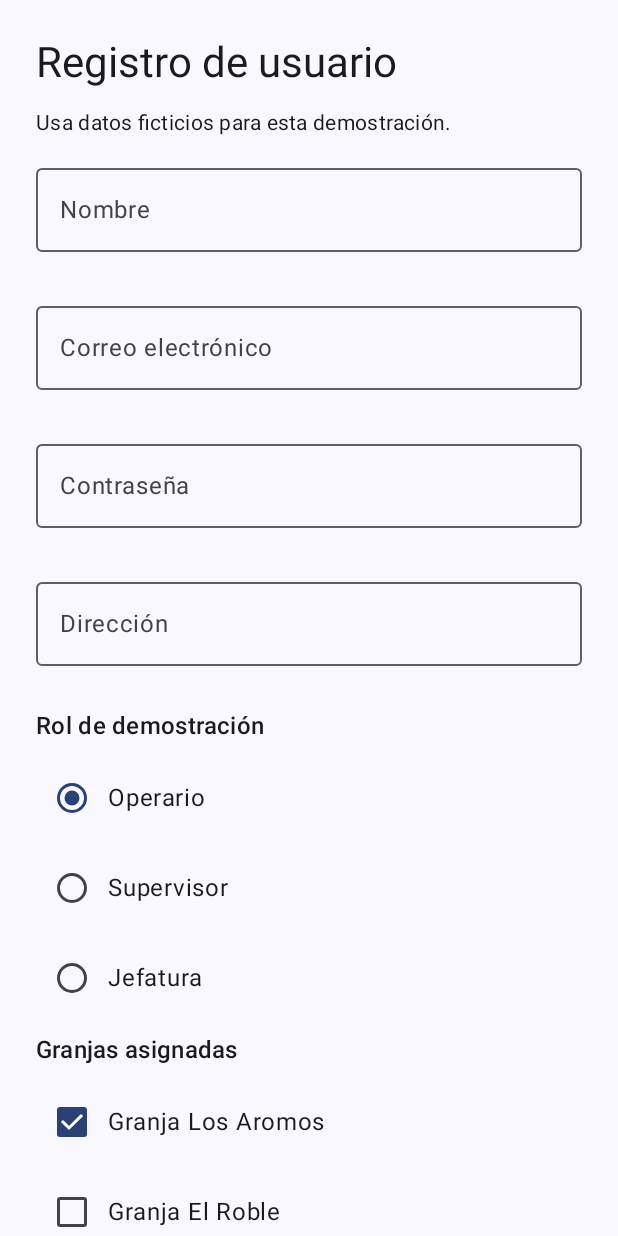
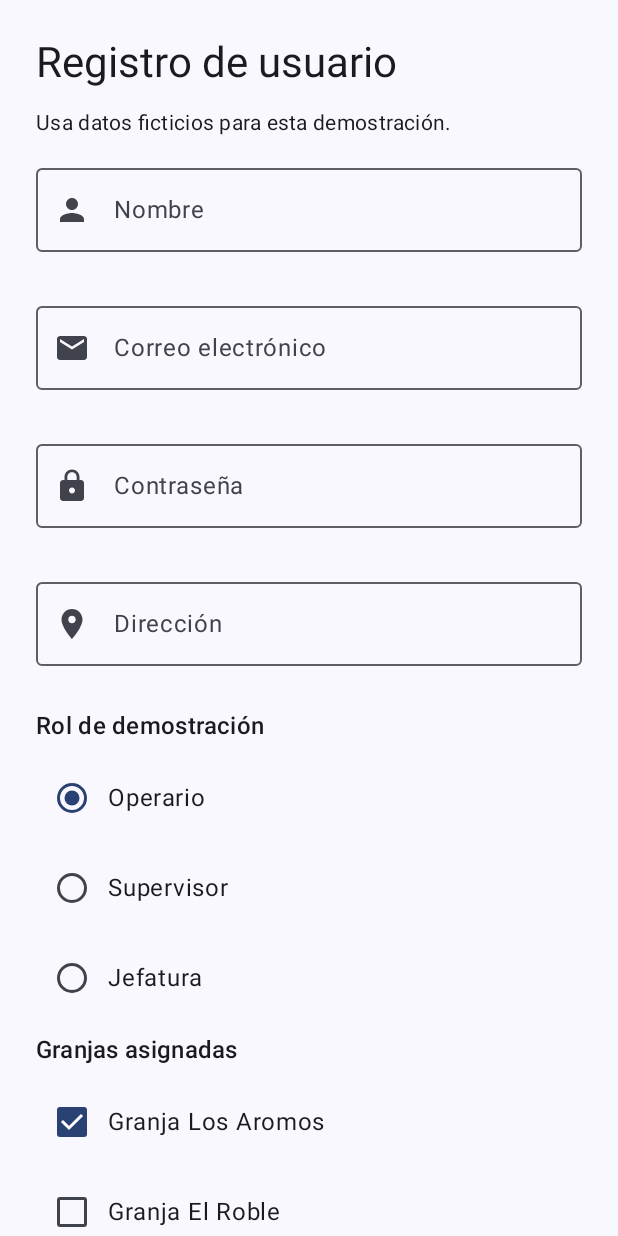
Before and after one commit to Raizer0xz/Medicion-de-cloro-en-linea, an Android app built with Jetpack Compose: the RegistroScreen screen opened through its navigation route, on a phone screen of 412 x 824 dp. Run offline under Robolectric (Android 15) with nearby library versions, the phone set to English and light mode, and no system bars.

```diff
--- /dev/null
+++ b/app/src/main/java/com/example/medicindecloroenlnea/ui/components/CampoValidado.kt
@@ -0,0 +1,54 @@
+package com.example.medicindecloroenlnea.ui.components
+
+import androidx.compose.foundation.layout.fillMaxWidth
+import androidx.compose.foundation.text.KeyboardOptions
+import androidx.compose.material3.Icon
+import androidx.compose.material3.MaterialTheme
+import androidx.compose.material3.OutlinedTextField
+import androidx.compose.material3.Text
+import androidx.compose.runtime.Composable
+import androidx.compose.ui.Modifier
+import androidx.compose.ui.graphics.vector.ImageVector
+import androidx.compose.ui.text.input.VisualTransformation
+
+@Composable
+fun CampoValidado(
+    value: String,
+    onValueChange: (String) -> Unit,
+    label: String,
+    leadingIcon: ImageVector,
+    errorMessage: String? = null,
+    supportingMessage: String? = null,
+    modifier: Modifier = Modifier,
+    singleLine: Boolean = true,
+    maxLines: Int = if (singleLine) 1 else Int.MAX_VALUE,
+    keyboardOptions: KeyboardOptions = KeyboardOptions.Default,
+    visualTransformation: VisualTransformation = VisualTransformation.None
+) {
+    OutlinedTextField(
+        value = value,
+        onValueChange = onValueChange,
+        modifier = modifier.fillMaxWidth(),
+        label = { Text(label) },
+        leadingIcon = {
+            Icon(imageVector = leadingIcon, contentDescription = null)
+        },
+        isError = errorMessage != null,
+        supportingText = {
+            (errorMessage ?: supportingMessage)?.let { message ->
+                Text(
+                    text = message,
+                    color = if (errorMessage != null) {
+                        MaterialTheme.colorScheme.error
+                    } else {
+                        MaterialTheme.colorScheme.onSurfaceVariant
+                    }
+                )
+            }
+        },
+        singleLine = singleLine,
+        maxLines = maxLines,
+        keyboardOptions = keyboardOptions,
+        visualTransformation = visualTransformation
+    )
+}
--- a/app/src/main/java/com/example/medicindecloroenlnea/ui/screens/InicioSesionScreen.kt
+++ b/app/src/main/java/com/example/medicindecloroenlnea/ui/screens/InicioSesionScreen.kt
@@ -7,9 +7,11 @@ import androidx.compose.foundation.layout.fillMaxWidth
 import androidx.compose.foundation.layout.imePadding
 import androidx.compose.foundation.layout.padding
 import androidx.compose.foundation.text.KeyboardOptions
+import androidx.compose.material.icons.Icons
+import androidx.compose.material.icons.filled.Email
+import androidx.compose.material.icons.filled.Lock
 import androidx.compose.material3.Button
 import androidx.compose.material3.MaterialTheme
-import androidx.compose.material3.OutlinedTextField
 import androidx.compose.material3.Scaffold
 import androidx.compose.material3.Text
 import androidx.compose.material3.TextButton
@@ -23,6 +25,7 @@ import androidx.compose.ui.text.input.ImeAction
 import androidx.compose.ui.text.input.KeyboardType
 import androidx.compose.ui.text.input.PasswordVisualTransformation
 import androidx.compose.ui.unit.dp
+import com.example.medicindecloroenlnea.ui.components.CampoValidado
 import com.example.medicindecloroenlnea.ui.viewmodels.UsuarioViewModel
 
 @Composable
@@ -33,7 +36,8 @@ fun InicioSesionScreen(
 ) {
     var correo by rememberSaveable { mutableStateOf("") }
     var clave by rememberSaveable { mutableStateOf("") }
-    var error by rememberSaveable { mutableStateOf<String?>(null) }
+    var errorCorreo by rememberSaveable { mutableStateOf<String?>(null) }
+    var errorClave by rememberSaveable { mutableStateOf<String?>(null) }
 
     Scaffold { innerPadding ->
         Column(
@@ -52,50 +56,49 @@ fun InicioSesionScreen(
                 text = "Inicia sesión con una cuenta registrada en este dispositivo.",
                 style = MaterialTheme.typography.bodyMedium
             )
-            OutlinedTextField(
+            CampoValidado(
                 value = correo,
                 onValueChange = {
                     correo = it
-                    error = null
+                    errorCorreo = null
+                    errorClave = null
                 },
-                modifier = Modifier.fillMaxWidth(),
-                label = { Text("Correo electrónico") },
-                singleLine = true,
+                label = "Correo electrónico",
+                leadingIcon = Icons.Default.Email,
+                errorMessage = errorCorreo,
                 keyboardOptions = KeyboardOptions(
                     keyboardType = KeyboardType.Email,
                     imeAction = ImeAction.Next
                 )
             )
-            OutlinedTextField(
+            CampoValidado(
                 value = clave,
                 onValueChange = {
                     clave = it
-                    error = null
+                    errorCorreo = null
+                    errorClave = null
                 },
-                modifier = Modifier.fillMaxWidth(),
-                label = { Text("Contraseña") },
-                singleLine = true,
+                label = "Contraseña",
+                leadingIcon = Icons.Default.Lock,
+                errorMessage = errorClave,
                 visualTransformation = PasswordVisualTransformation(),
                 keyboardOptions = KeyboardOptions(
                     keyboardType = KeyboardType.Password,
                     imeAction = ImeAction.Done
                 )
             )
-            error?.let {
-                Text(
-                    text = it,
-                    color = MaterialTheme.colorScheme.error,
-                    style = MaterialTheme.typography.bodySmall
-                )
-            }
             Button(
                 onClick = {
                     usuarioViewModel.iniciarSesion(correo, clave) { autenticado ->
                         if (autenticado) {
-                            error = null
+                            errorCorreo = null
+                            errorClave = null
                             onInicioExitoso()
                         } else {
-                            error = "Correo o contraseña incorrectos. Crea una cuenta si aún no tienes una."
+                            val errorCredenciales =
+                                "Correo o contraseña incorrectos. Crea una cuenta si aún no tienes una."
+                            errorCorreo = errorCredenciales
+                            errorClave = errorCredenciales
                         }
                     }
                 },
--- a/app/src/main/java/com/example/medicindecloroenlnea/ui/screens/RegistroScreen.kt
+++ b/app/src/main/java/com/example/medicindecloroenlnea/ui/screens/RegistroScreen.kt
@@ -13,10 +13,14 @@ import androidx.compose.foundation.layout.padding
 import androidx.compose.foundation.rememberScrollState
 import androidx.compose.foundation.text.KeyboardOptions
 import androidx.compose.foundation.verticalScroll
+import androidx.compose.material.icons.Icons
+import androidx.compose.material.icons.filled.Email
+import androidx.compose.material.icons.filled.LocationOn
+import androidx.compose.material.icons.filled.Lock
+import androidx.compose.material.icons.filled.Person
 import androidx.compose.material3.Button
 import androidx.compose.material3.Checkbox
 import androidx.compose.material3.MaterialTheme
-import androidx.compose.material3.OutlinedTextField
 import androidx.compose.material3.RadioButton
 import androidx.compose.material3.Scaffold
 import androidx.compose.material3.Text
@@ -34,6 +38,7 @@ import androidx.compose.ui.text.input.KeyboardType
 import androidx.compose.ui.text.input.PasswordVisualTransformation
 import androidx.compose.ui.unit.dp
 import com.example.medicindecloroenlnea.domain.model.RolUsuario
+import com.example.medicindecloroenlnea.ui.components.CampoValidado
 import com.example.medicindecloroenlnea.ui.viewmodels.UsuarioViewModel
 
 @Composable
@@ -65,51 +70,43 @@ fun RegistroScreen(
                 style = MaterialTheme.typography.bodyMedium
             )
 
-            OutlinedTextField(
+            CampoValidado(
                 value = usuario.nombre,
                 onValueChange = usuarioViewModel::actualizarNombre,
-                modifier = Modifier.fillMaxWidth(),
-                label = { Text("Nombre") },
-                singleLine = true,
-                isError = errores.nombre != null,
-                supportingText = { errores.nombre?.let { Text(it) } },
+                label = "Nombre",
+                leadingIcon = Icons.Default.Person,
+                errorMessage = errores.nombre,
                 keyboardOptions = KeyboardOptions(imeAction = ImeAction.Next)
             )
-            OutlinedTextField(
+            CampoValidado(
                 value = usuario.correo,
                 onValueChange = usuarioViewModel::actualizarCorreo,
-                modifier = Modifier.fillMaxWidth(),
-                label = { Text("Correo electrónico") },
-                singleLine = true,
-                isError = errores.correo != null,
-                supportingText = { errores.correo?.let { Text(it) } },
+                label = "Correo electrónico",
+                leadingIcon = Icons.Default.Email,
+                errorMessage = errores.correo,
                 keyboardOptions = KeyboardOptions(
                     keyboardType = KeyboardType.Email,
                     imeAction = ImeAction.Next
                 )
             )
-            OutlinedTextField(
+            CampoValidado(
                 value = usuario.clave,
                 onValueChange = usuarioViewModel::actualizarClave,
-                modifier = Modifier.fillMaxWidth(),
-                label = { Text("Contraseña") },
-                singleLine = true,
-                isError = errores.clave != null,
-                supportingText = { errores.clave?.let { Text(it) } },
+                label = "Contraseña",
+                leadingIcon = Icons.Default.Lock,
+                errorMessage = errores.clave,
                 visualTransformation = PasswordVisualTransformation(),
                 keyboardOptions = KeyboardOptions(
                     keyboardType = KeyboardType.Password,
                     imeAction = ImeAction.Next
                 )
             )
-            OutlinedTextField(
+            CampoValidado(
                 value = usuario.direccion,
                 onValueChange = usuarioViewModel::actualizarDireccion,
-                modifier = Modifier.fillMaxWidth(),
-                label = { Text("Dirección") },
-                singleLine = true,
-                isError = errores.direccion != null,
-                supportingText = { errores.direccion?.let { Text(it) } },
+                label = "Dirección",
+                leadingIcon = Icons.Default.LocationOn,
+                errorMessage = errores.direccion,
                 keyboardOptions = KeyboardOptions(imeAction = ImeAction.Done)
             )
 
```
Also changed, not shown: app/src/main/java/com/example/medicindecloroenlnea/domain/model/ValidacionFormulario.kt (added, +13 -0 lines), app/src/main/java/com/example/medicindecloroenlnea/ui/screens/AlertasScreen.kt (+27 -6 lines), app/src/main/java/com/example/medicindecloroenlnea/ui/screens/HistorialScreen.kt (+12 -8 lines), app/src/main/java/com/example/medicindecloroenlnea/ui/screens/PuntosComponentes.kt (+12 -8 lines), 1 other file.
